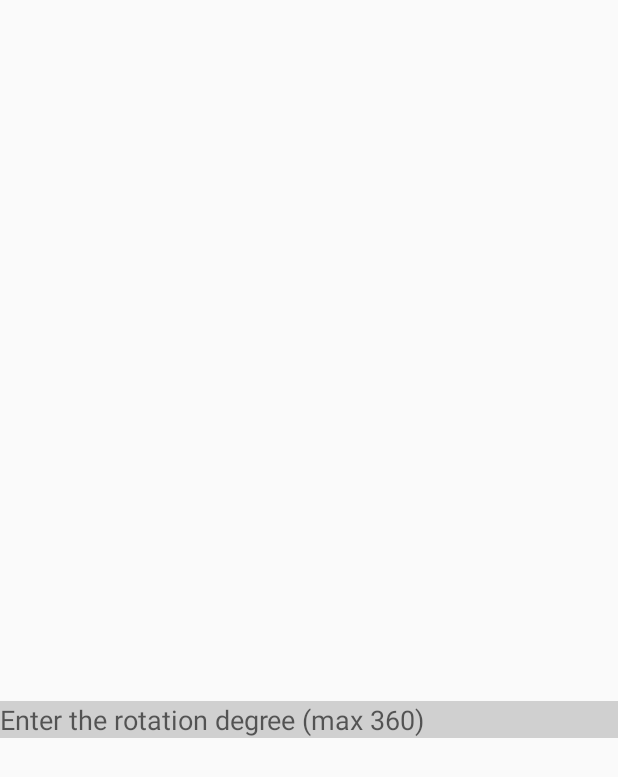
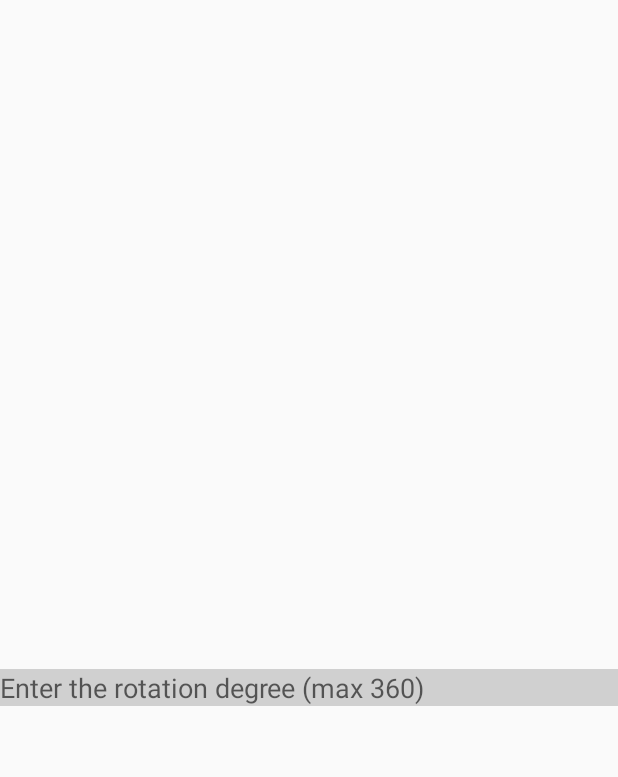
Before and after one commit to seifhesham22/Photo-editor-App, an Android app: the RotateActivity screen opened directly, with no data from a screen before it, on a phone screen of 412 x 824 dp. Shown: the top 777 px of the screen. Run offline under Robolectric (Android 15) with nearby library versions, the phone set to English and light mode, and no system bars.

```diff
--- a/app/src/main/res/layout/rotate.xml
+++ b/app/src/main/res/layout/rotate.xml
@@ -8,14 +8,13 @@
 
     <ImageView
         android:id="@+id/imageView"
-        android:layout_width="408dp"
-        android:layout_height="378dp"
+        android:layout_width="303dp"
+        android:layout_height="336dp"
         android:layout_marginBottom="352dp"
         android:contentDescription="@string/todo2"
         android:scaleType="fitCenter"
         app:layout_constraintBottom_toBottomOf="parent"
         app:layout_constraintEnd_toEndOf="parent"
-        app:layout_constraintHorizontal_bias="0.333"
         app:layout_constraintStart_toStartOf="parent"
         app:layout_constraintTop_toTopOf="parent"
         app:layout_constraintVertical_bias="0.0" />
@@ -24,17 +23,21 @@
         android:id="@+id/editText_numbers"
         android:layout_width="match_parent"
         android:layout_height="wrap_content"
-        android:layout_marginTop="57dp"
-        android:layout_marginBottom="300dp"
+        android:layout_marginTop="64dp"
+        android:layout_marginBottom="307dp"
+        android:autofillHints=""
+        android:background="#d0d0d0"
         android:hint="@string/enter_the_rotation_degree"
         android:inputType="number"
+        android:max="360"
+
         app:layout_constraintBottom_toBottomOf="parent"
         app:layout_constraintEnd_toEndOf="parent"
+        app:layout_constraintHorizontal_bias="0.0"
         app:layout_constraintStart_toStartOf="parent"
-        app:layout_constraintTop_toBottomOf="@+id/imageView"
-        android:max="360"
-        android:autofillHints=""
-        android:background="#d0d0d0"/>
+        app:layout_constraintTop_toBottomOf="@+id/imageView" />
+
+
 
 
 </androidx.constraintlayout.widget.ConstraintLayout>
```
Also changed, not shown: app/src/main/java/RotateActivity.kt (+40 -52 lines), app/src/main/java/com/example/myapplication/GalleryActivity.kt (+51 -2 lines), app/src/main/java/com/example/myapplication/FunctionalitySelectionActivity.kt (line endings or trailing spaces).
